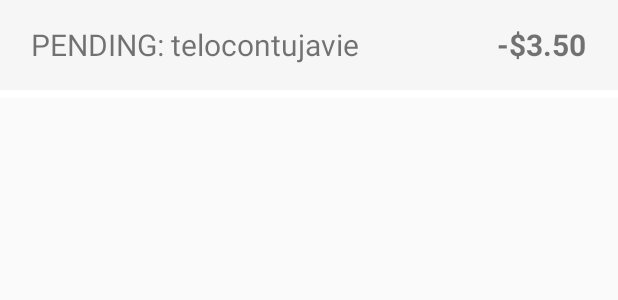
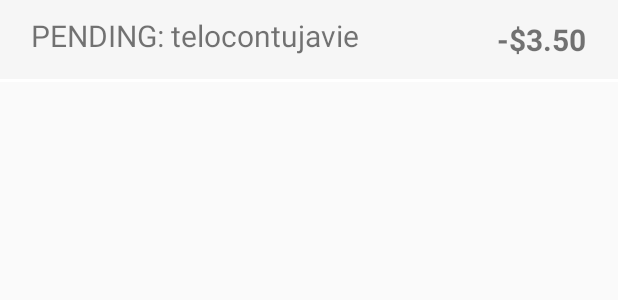
Before and after one commit to rodvar/cwbprep, an Android app: the layout transaction.xml on its own in the app's theme, with its tools: preview values and no code run, on a phone screen of 412 x 824 dp. Shown: the top 300 px of the screen. Run offline under Robolectric (Android 15) with nearby library versions, the phone set to English and light mode, and no system bars.

Commit message:
- minor UI fixes

```diff
--- a/app/src/main/res/layout/activity_main.xml
+++ b/app/src/main/res/layout/activity_main.xml
@@ -24,6 +24,7 @@
     <ScrollView
         android:layout_width="match_parent"
         android:layout_height="wrap_content"
+        android:paddingBottom="57dp"
         app:layout_constraintLeft_toLeftOf="parent"
         app:layout_constraintRight_toRightOf="parent"
         app:layout_constraintTop_toBottomOf="@+id/my_toolbar">
--- a/app/src/main/res/layout/transaction.xml
+++ b/app/src/main/res/layout/transaction.xml
@@ -3,7 +3,7 @@
     xmlns:android="http://schemas.android.com/apk/res/android"
     android:layout_width="match_parent"
     android:layout_height="wrap_content"
-    android:paddingBottom="5dp"
+    android:paddingBottom="2dp"
     android:background="@color/White">
 
     <RelativeLayout
@@ -38,7 +38,7 @@
 
     <RelativeLayout xmlns:android="http://schemas.android.com/apk/res/android"
         android:layout_width="match_parent"
-        android:layout_height="60dp"
+        android:layout_height="wrap_content"
         android:paddingTop="10dp"
         android:paddingBottom="15dp"
         android:paddingLeft="5dp"
```
